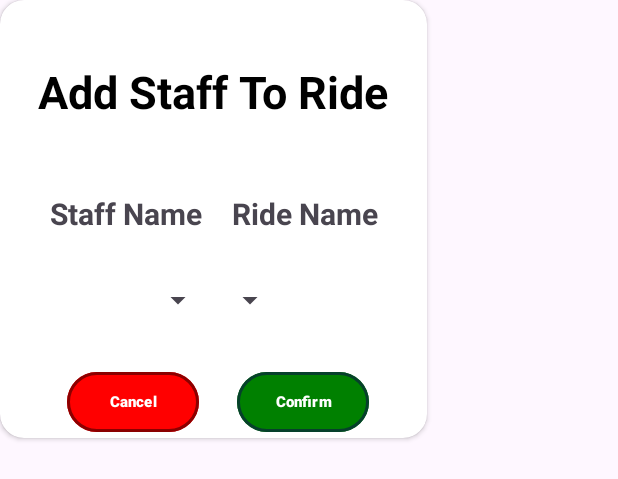
After one commit to BenGrime/FInalProject, an Android app: the layout add_staff_dialogue.xml on its own in the app's theme, with its tools: preview values and no code run, on a phone screen of 412 x 824 dp. The commit adds this screen. Shown: the top 479 px of the screen. Run offline under Robolectric (Android 15) with nearby library versions, the phone set to English and light mode, and no system bars.

Commit message:
pop up for adding Staff appears

```diff
--- a/app/src/main/java/com/example/timetabler/MainActivity.kt
+++ b/app/src/main/java/com/example/timetabler/MainActivity.kt
@@ -1,11 +1,46 @@
 package com.example.timetabler
 
+import android.app.Dialog
 import androidx.appcompat.app.AppCompatActivity
 import android.os.Bundle
+import android.view.View
+import android.view.ViewGroup
+import android.widget.Button
+
 
 class MainActivity : AppCompatActivity() {
+
+    private lateinit var dialog : Dialog
+    private lateinit var addStaffCancel : Button
+    private lateinit var addStaffConfirm : Button
+
+    private lateinit var addStaffButton : Button
+
     override fun onCreate(savedInstanceState: Bundle?) {
         super.onCreate(savedInstanceState)
         setContentView(R.layout.activity_main)
+
+        dialog = Dialog(this)
+        dialog.setContentView(R.layout.add_staff_dialogue)
+        dialog.window?.setLayout(ViewGroup.LayoutParams.WRAP_CONTENT, ViewGroup.LayoutParams.WRAP_CONTENT)
+        dialog.window?.setBackgroundDrawable(getDrawable(R.drawable.custom_dialog_bg))
+        dialog.setCancelable(false)
+
+
+        addStaffCancel = dialog.findViewById(R.id.AddStaffCancel)
+        addStaffConfirm = dialog.findViewById(R.id.AddStaffConfirm)
+
+        addStaffCancel.setOnClickListener(View.OnClickListener {
+            dialog.dismiss()
+        })
+
+        addStaffButton = findViewById(R.id.addStaffButton)
+        addStaffButton.setOnClickListener(View.OnClickListener {
+            dialog.show()
+
+        })
+
+
+
     }
 }
--- /dev/null
+++ b/app/src/main/res/drawable/custom_dialog_bg.xml
@@ -0,0 +1,5 @@
+<?xml version="1.0" encoding="utf-8"?>
+<shape xmlns:android="http://schemas.android.com/apk/res/android">
+    <corners android:radius="20dp"/>
+    <solid android:color="@color/white"/>
+</shape>
--- /dev/null
+++ b/app/src/main/res/layout/add_staff_dialogue.xml
@@ -0,0 +1,134 @@
+<?xml version="1.0" encoding="utf-8"?>
+<androidx.cardview.widget.CardView xmlns:android="http://schemas.android.com/apk/res/android"
+    xmlns:tools="http://schemas.android.com/tools"
+    android:layout_width="wrap_content"
+    android:layout_height="wrap_content"
+    xmlns:app="http://schemas.android.com/apk/res-auto"
+    app:cardCornerRadius="16dp">
+
+    <androidx.constraintlayout.widget.ConstraintLayout
+        android:layout_width="match_parent"
+        android:layout_height="match_parent"
+        android:layout_marginLeft="10dp"
+        android:layout_marginRight="10dp">
+
+        <TextView
+            android:id="@+id/textView"
+            android:layout_width="wrap_content"
+            android:layout_height="wrap_content"
+            android:layout_marginTop="25dp"
+            android:text="Add Staff To Ride"
+            android:textColor="@color/black"
+            android:textSize="30sp"
+            android:textStyle="bold"
+            app:layout_constraintEnd_toEndOf="parent"
+            app:layout_constraintStart_toStartOf="parent"
+            app:layout_constraintTop_toTopOf="parent"
+            android:padding="15dp"/>
+
+        <LinearLayout
+            android:id="@+id/dropdownText"
+            android:layout_width="wrap_content"
+            android:layout_height="wrap_content"
+            android:layout_marginTop="32dp"
+            android:layout_marginBottom="32dp"
+            android:orientation="horizontal"
+            app:layout_constraintEnd_toEndOf="@+id/textView"
+            app:layout_constraintStart_toStartOf="@+id/textView"
+            app:layout_constraintTop_toBottomOf="@+id/textView">
+
+            <TextView
+                android:layout_width="match_parent"
+                android:layout_height="match_parent"
+                android:text="Staff Name"
+                android:textStyle="bold"
+                android:textSize="20sp"
+                android:layout_marginRight="10dp"
+                />
+            <TextView
+                android:layout_width="match_parent"
+                android:layout_height="match_parent"
+                android:text="Ride Name"
+                android:textStyle="bold"
+                android:textSize="20sp"
+                android:layout_marginLeft="10dp"
+                />
+
+
+        </LinearLayout>
+
+        <LinearLayout
+            android:id="@+id/dropdowns"
+            android:layout_width="wrap_content"
+            android:layout_height="wrap_content"
+            android:layout_marginTop="32dp"
+            android:layout_marginBottom="32dp"
+            android:orientation="horizontal"
+            app:layout_constraintEnd_toEndOf="@+id/dropdownText"
+            app:layout_constraintStart_toStartOf="@+id/dropdownText"
+            app:layout_constraintTop_toBottomOf="@+id/dropdownText">
+
+            <Spinner
+                android:id="@+id/staffSelect"
+                android:layout_width="match_parent"
+                android:layout_height="match_parent" />
+
+            <Spinner
+                android:id="@+id/rideSelect"
+                android:layout_width="match_parent"
+                android:layout_height="match_parent" />
+
+
+        </LinearLayout>
+
+        <LinearLayout
+            android:layout_width="wrap_content"
+            android:layout_height="wrap_content"
+            android:orientation="horizontal"
+            android:layout_marginTop="32dp"
+            android:layout_marginBottom="32dp"
+            app:layout_constraintEnd_toEndOf="@+id/dropdowns"
+            app:layout_constraintStart_toStartOf="@+id/dropdowns"
+            app:layout_constraintTop_toBottomOf="@+id/dropdowns">
+
+            <com.google.android.material.button.MaterialButton
+                android:id="@+id/AddStaffCancel"
+                android:layout_width="0dp"
+                android:layout_height="match_parent"
+                android:layout_marginEnd="10dp"
+                android:layout_weight="1"
+                android:text="@string/cancel"
+                android:textColor="@color/white"
+                android:textSize="10sp"
+                android:textStyle="bold"
+                app:strokeColor="@color/darkRed"
+                app:strokeWidth="2dp"
+                android:layout_marginStart="15dp"
+                app:backgroundTint="@color/red">
+
+            </com.google.android.material.button.MaterialButton>
+
+            <com.google.android.material.button.MaterialButton
+                android:id="@+id/AddStaffConfirm"
+                android:layout_width="0dp"
+                android:layout_height="match_parent"
+                android:layout_marginEnd="10dp"
+                android:layout_weight="1"
+                android:text="@string/confirm"
+                android:textColor="@color/white"
+                android:textSize="10sp"
+                android:textStyle="bold"
+                app:strokeColor="@color/darkGreen"
+                app:backgroundTint="@color/green"
+                app:strokeWidth="2dp"
+                android:layout_marginStart="15dp">
+
+            </com.google.android.material.button.MaterialButton>
+
+        </LinearLayout>
+
+
+    </androidx.constraintlayout.widget.ConstraintLayout>
+
+
+</androidx.cardview.widget.CardView>
--- a/app/src/main/res/values/colors.xml
+++ b/app/src/main/res/values/colors.xml
@@ -3,4 +3,9 @@
     <color name="black">#FF000000</color>
     <color name="white">#FFFFFFFF</color>
     <color name="customGreen">#66CC33</color>
+    <color name="red"> #FF0000</color>
+    <color name="blue"> #0000FF</color>
+    <color name="green"> #008000</color>
+    <color name="darkGreen">#06402B</color>
+    <color name="darkRed"> #8B0000</color>
 </resources>
--- a/app/src/main/res/values/strings.xml
+++ b/app/src/main/res/values/strings.xml
@@ -1,3 +1,5 @@
 <resources>
     <string name="app_name">Timetabler</string>
+    <string name="cancel">Cancel</string>
+    <string name="confirm">Confirm</string>
 </resources>
```
